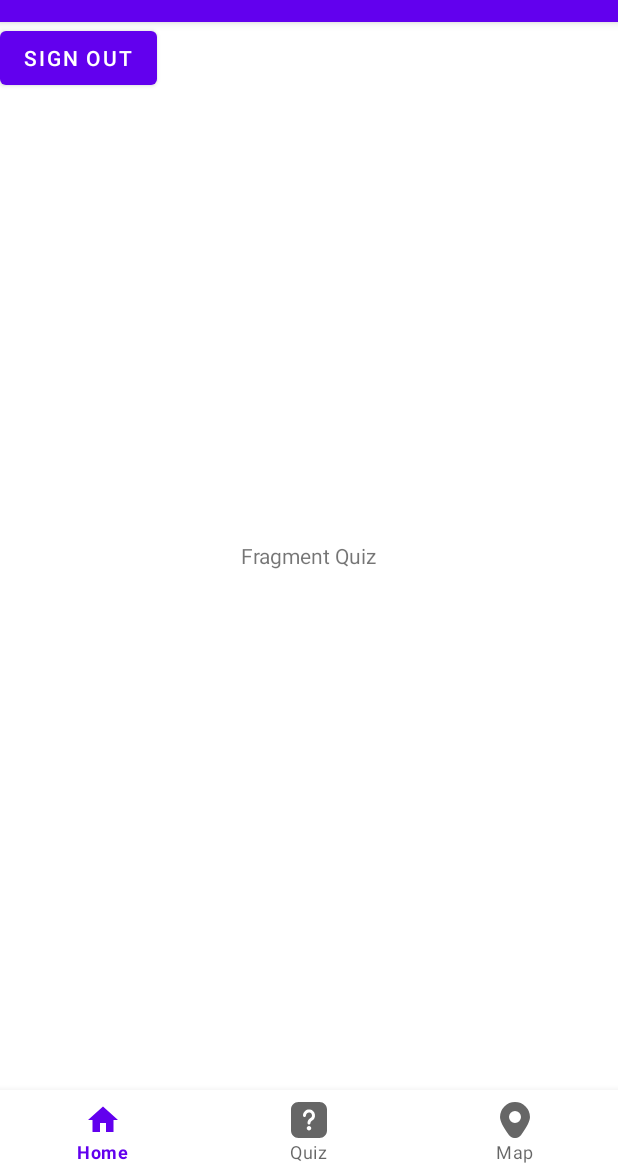
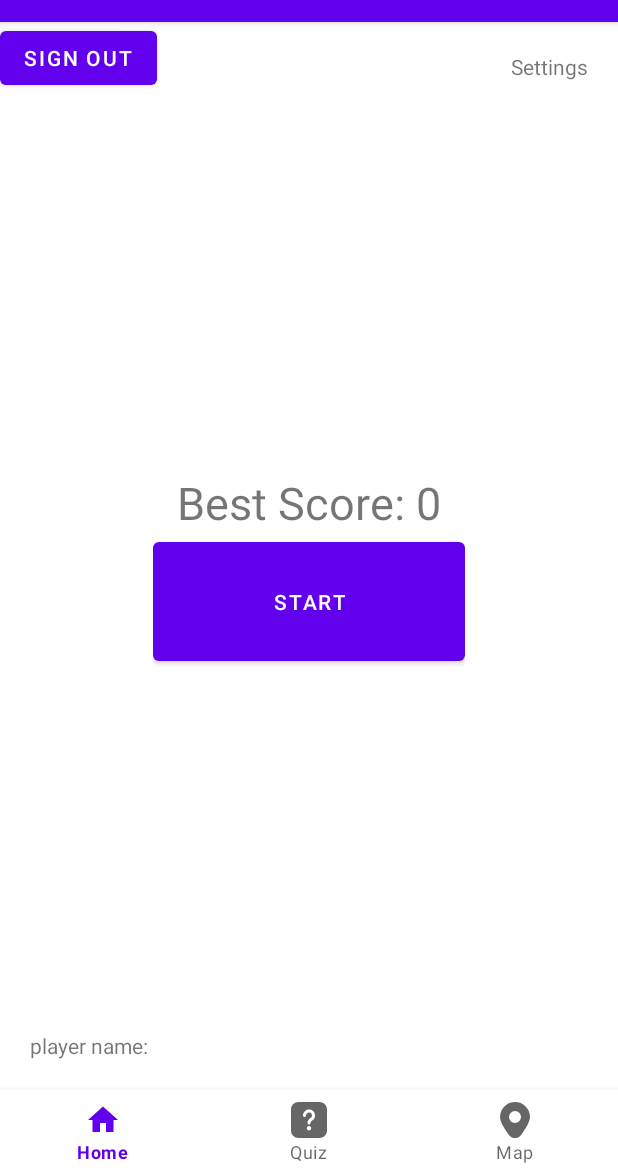
Before and after one commit to Eviive/GeoFlag, an Android app: the fragment QuizFragment placed in its activity, on a phone screen of 412 x 824 dp, the part 62-1236 px from its top. Run offline under Robolectric (Android 15) with nearby library versions, the phone set to English and light mode, and no system bars; our stand-ins replace Firebase (no records; nobody signed in at launch, a user with empty details on screens opened directly); network calls fail; pictures from the network do not load; 1 statement that could not run was skipped.

Commit message:
feat: added layout prototype

```diff
--- a/app/src/main/res/layout/fragment_quiz.xml
+++ b/app/src/main/res/layout/fragment_quiz.xml
@@ -1,16 +1,52 @@
 <?xml version="1.0" encoding="utf-8"?>
 <LinearLayout xmlns:android="http://schemas.android.com/apk/res/android"
-        xmlns:tools="http://schemas.android.com/tools"
-        android:layout_width="match_parent"
-        android:layout_height="match_parent"
-        tools:context=".fragments.HomeFragment"
-        android:orientation="vertical"
-        android:gravity="center">
+    android:orientation="vertical"
+    android:layout_width="match_parent"
+    android:layout_height="match_parent"
+    android:gravity="center"
+    android:padding="20dp"
+    >
 
     <TextView
-            android:id="@+id/text_quiz"
+        android:layout_width="wrap_content"
+        android:layout_height="wrap_content"
+        android:text="Settings"
+        android:layout_gravity="right"
+        />
+
+    <LinearLayout
+        android:layout_width="wrap_content"
+        android:layout_height="wrap_content"
+        android:layout_weight="1"
+        android:gravity="center"
+        android:orientation="vertical"
+        >
+
+        <TextView
             android:layout_width="wrap_content"
             android:layout_height="wrap_content"
-            android:text="@string/fragment_quiz" />
+            android:text="Best Score: 0"
+            android:textSize="30sp"
+            android:layout_marginTop="20dp"
+            android:id="@+id/bestScoreTextView"
+            />
+
+        <Button
+            android:layout_width="wrap_content"
+            android:layout_height="wrap_content"
+            android:padding="30dp"
+            android:paddingStart="80dp"
+            android:paddingEnd="80dp"
+            android:text="Start"
+            android:id="@+id/startButton"
+            />
+    </LinearLayout>
+
+    <TextView
+        android:layout_width="wrap_content"
+        android:layout_height="wrap_content"
+        android:text="player name: "
+        android:layout_gravity="left"
+        />
 
 </LinearLayout>
```
Also changed, not shown: app/src/main/res/layout/activity_game.xml (added, +24 -0 lines), app/src/main/res/layout/fragment_flag_question.xml (added, +50 -0 lines).
